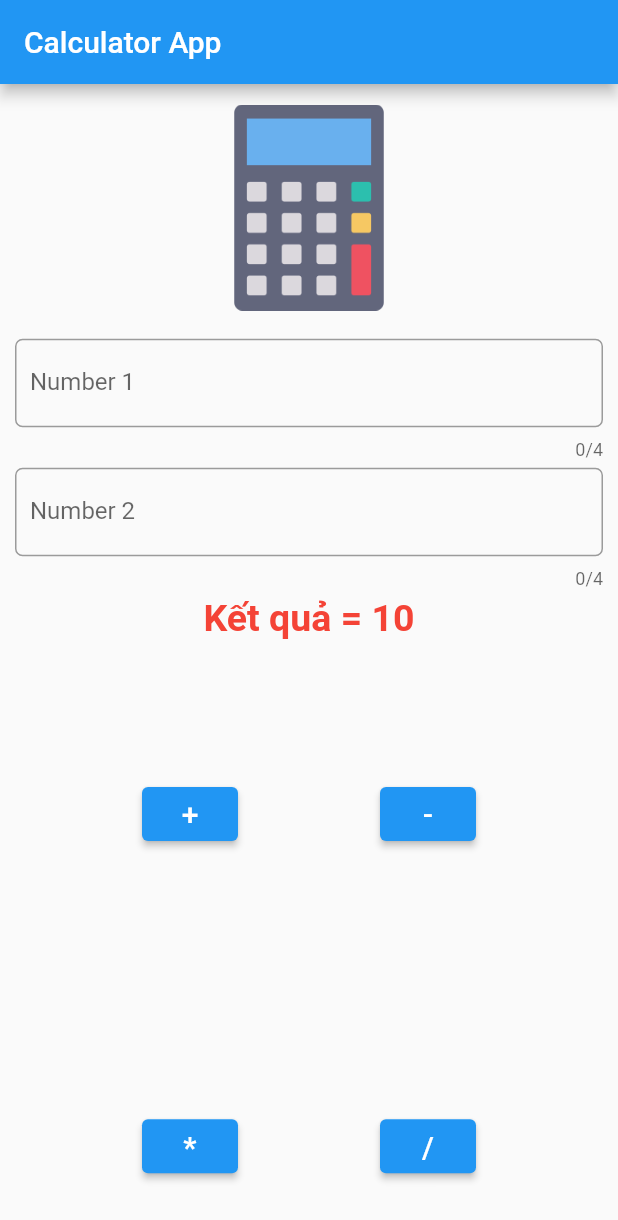
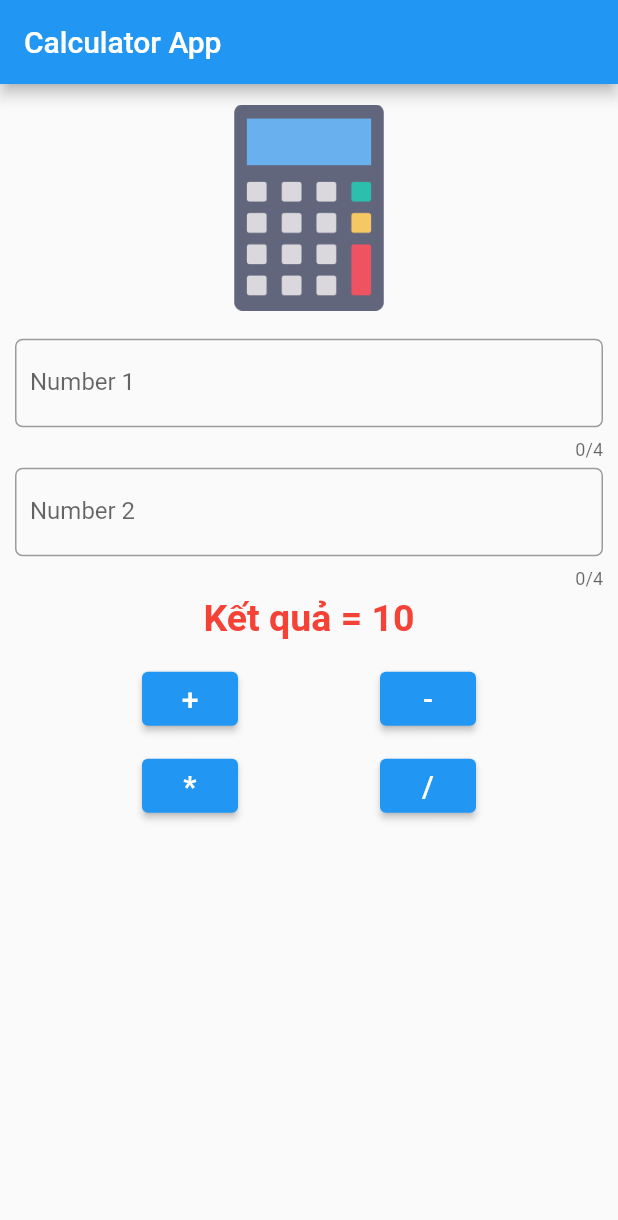
Before and after one commit to phamtanphat/flutter_calculator_15092021, a Flutter app: the screen it shows after launch, on a phone screen of 412 x 824 dp. Shown: the top 1220 px of the screen. Run offline on Flutter 3.47's test engine with Material 2 defaults, Android fonts, the phone set to English and light mode, and no system bars.

Commit message:
update ui

```diff
--- a/lib/calculator_page.dart
+++ b/lib/calculator_page.dart
@@ -21,11 +21,11 @@ class _CalculatorPageState extends State<CalculatorPage> {
   @override
   Widget build(BuildContext context) {
     return Scaffold(
+      resizeToAvoidBottomInset: false,
       appBar: AppBar(
         title: Text("Calculator App"),
       ),
-      body: SingleChildScrollView(
-        child: Container(
+      body: Container(
           constraints: BoxConstraints(maxHeight: height),
           child: Column(
             children: [
@@ -77,27 +77,41 @@ class _CalculatorPageState extends State<CalculatorPage> {
                           fontWeight: FontWeight.bold,
                           color: Colors.red))),
               SizedBox(height: 5),
-                Expanded(
+              Flexible(
                 child: Column(
                   children: [
-                      Expanded(
+                    SizedBox(height: 10),
+                    Flexible(
                       child: Container(
                         child: Row(
                           children: [
-                              ElevatedButton(onPressed: (){}, child: Text("+" , style: TextStyle(fontSize: 20))),
-                              ElevatedButton(onPressed: (){}, child: Text("-" , style: TextStyle(fontSize: 20))),
+                            ElevatedButton(
+                                onPressed: () {},
+                                child:
+                                    Text("+", style: TextStyle(fontSize: 20))),
+                            ElevatedButton(
+                                onPressed: () {},
+                                child:
+                                    Text("-", style: TextStyle(fontSize: 20))),
                           ],
                           mainAxisAlignment: MainAxisAlignment.spaceEvenly,
                           crossAxisAlignment: CrossAxisAlignment.center,
                         ),
                       ),
                     ),
-                      Expanded(
+                    SizedBox(height: 10),
+                    Flexible(
                       child: Container(
                         child: Row(
                           children: [
-                              ElevatedButton(onPressed: (){}, child: Text("*" , style: TextStyle(fontSize: 20))),
-                              ElevatedButton(onPressed: (){}, child: Text("/" , style: TextStyle(fontSize: 20))),
+                            ElevatedButton(
+                                onPressed: () {},
+                                child:
+                                    Text("*", style: TextStyle(fontSize: 20))),
+                            ElevatedButton(
+                                onPressed: () {},
+                                child:
+                                    Text("/", style: TextStyle(fontSize: 20))),
                           ],
                           mainAxisAlignment: MainAxisAlignment.spaceEvenly,
                           crossAxisAlignment: CrossAxisAlignment.center,
@@ -106,11 +120,9 @@ class _CalculatorPageState extends State<CalculatorPage> {
                     ),
                   ],
                 ),
-                ),
-                SizedBox(height: 5),
+              )
             ],
           )),
-      ),
     );
   }
 }
```
Lines whose indentation alone changed are shown as unchanged.
